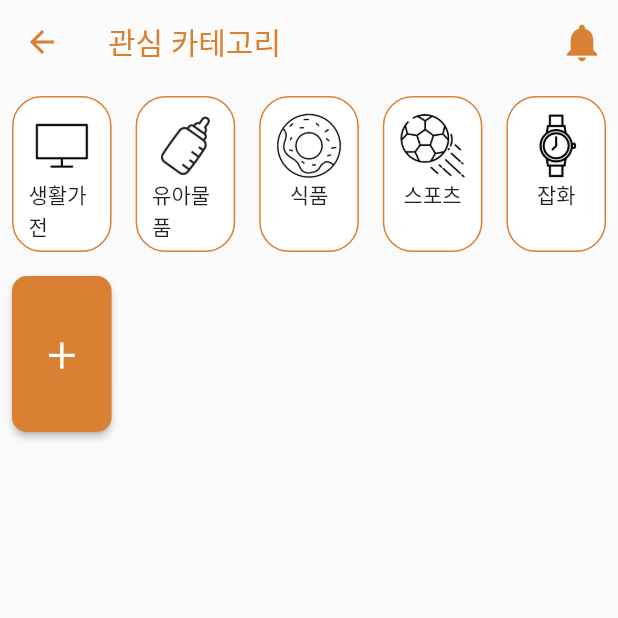
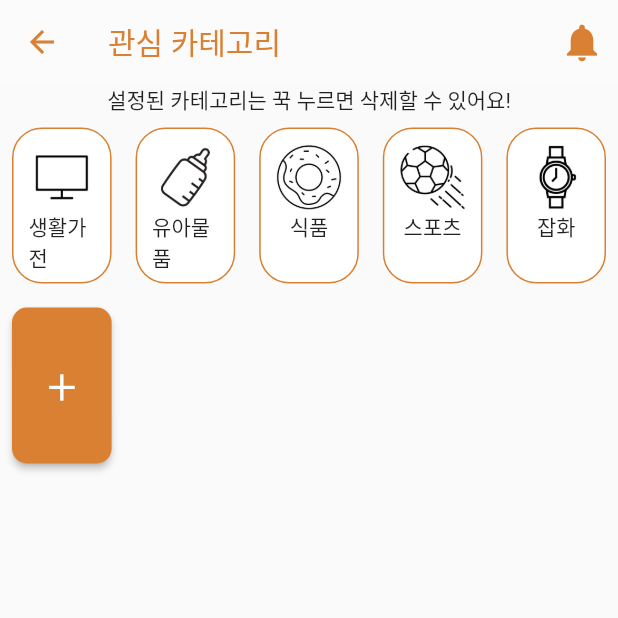
Before and after one commit to S-Sojung/group-buying-frontend, a Flutter app: the UserCategoryPage screen opened directly, on a phone screen of 412 x 824 dp, the top half of it. Run offline on Flutter 3.47's test engine with Material 2 defaults, Android fonts, the phone set to English and light mode, and no system bars; our stand-ins replace dio, flutter_riverpod, flutter_secure_storage, flutter_svg, geocoding, geolocator and 8 more; missing offline and left inert: bootpay, dart:ffi, remedi_kopo; accounts and stored records are empty; network calls fail; Roboto replaces fonts that are missing (HallymGothic).

Commit message:
Feat: 관심 카테고리 삭제 구현

```diff
--- /dev/null
+++ b/lib/views/components/donut_appbar.dart
@@ -0,0 +1,20 @@
+import 'package:donut/core/constants/theme.dart';
+import 'package:flutter/material.dart';
+
+
+AppBar subAppbar(title) {
+  return AppBar(
+      elevation: 0,
+      backgroundColor: Colors.white10,
+      foregroundColor: donutColorBasic,
+      title: Text("${title}"),
+      actions: [
+        IconButton(
+            onPressed: () {},
+            icon: Icon(
+              Icons.notifications,
+              size: 30,
+            )),
+      ]
+  );
+}
--- a/lib/views/pages/user/category_page/user_category_page.dart
+++ b/lib/views/pages/user/category_page/user_category_page.dart
@@ -1,29 +1,27 @@
 import 'package:donut/core/constants/theme.dart';
 import 'package:donut/model/category/category.dart';
 import 'package:donut/model/my_category/my_category.dart';
+import 'package:donut/views/components/donut_appbar.dart';
 import 'package:donut/views/components/donut_button.dart';
 import 'package:flutter/material.dart';
 
-class UserCategoryPage extends StatelessWidget {
+class UserCategoryPage extends StatefulWidget {
   const UserCategoryPage({Key? key}) : super(key: key);
 
   @override
+  State<UserCategoryPage> createState() => _UserCategoryPageState();
+}
+
+class _UserCategoryPageState extends State<UserCategoryPage> {
+  @override
   Widget build(BuildContext context) {
     return Scaffold(
-      appBar: AppBar(
-          elevation: 0,
-          backgroundColor: Colors.white10,
-          foregroundColor: donutColorBasic,
-          title: Text("관심 카테고리"),
-          actions: [
-            IconButton(
-                onPressed: () {},
-                icon: Icon(
-                  Icons.notifications,
-                  size: 30,
-                )),
-          ]),
-      body: GridView.builder(
+      appBar: subAppbar("관심 카테고리"),
+      body: Column(
+        children: [
+          Text("설정된 카테고리는 꾹 누르면 삭제할 수 있어요!"),
+          Expanded(
+            child: GridView.builder(
               itemCount: myCategorys.length + 1,
               gridDelegate: SliverGridDelegateWithMaxCrossAxisExtent(
                   maxCrossAxisExtent: 100, mainAxisExtent: 120),
@@ -31,7 +29,9 @@ class UserCategoryPage extends StatelessWidget {
                 return index < myCategorys.length
                     ? InkWell(
                         onLongPress: () {
-
+                          setState(() {
+                            myCategorys.removeAt(index);
+                          });
                         },
                         child: Padding(
                           padding: const EdgeInsets.all(8.0),
@@ -61,6 +61,9 @@ class UserCategoryPage extends StatelessWidget {
                     );
               },
             ),
+          ),
+        ],
+      ),
     );
   }
 }
```
Also changed, not shown: lib/views/pages/user/wishlist_page/user_wishlist_page.dart (+2 -13 lines). Lines whose indentation alone changed are shown as unchanged.
